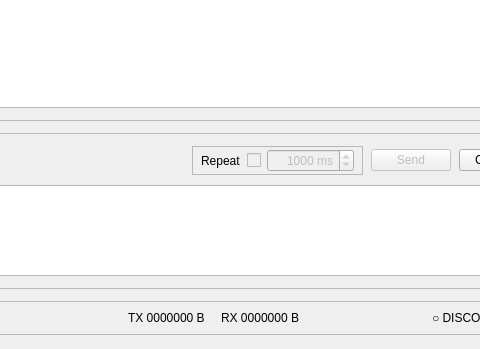
ketoru210/tessera, file gui/mainwindow.ui: the form before one commit; both pictures show x 181 to 661 and y 331 to 680 of the 1000 by 680 pixel window.
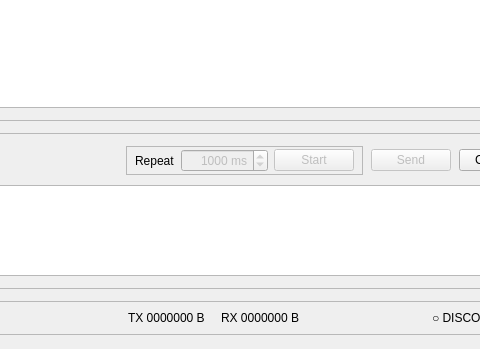
The form after the commit.

Commit message: feat(gui): give repeat its own Start/Stop button, drop the checkbox

Patch:
```diff
--- a/gui/mainwindow.ui
+++ b/gui/mainwindow.ui
@@ -225,16 +225,6 @@
                  </property>
                 </widget>
                </item>
-               <item>
-                <widget class="QCheckBox" name="repeat_enable">
-                 <property name="enabled">
-                  <bool>false</bool>
-                 </property>
-                 <property name="text">
-                  <string/>
-                 </property>
-                </widget>
-               </item>
                <item>
                 <widget class="QSpinBox" name="repeat_interval">
                  <property name="enabled">
@@ -260,6 +250,16 @@
                  </property>
                 </widget>
                </item>
+               <item>
+                <widget class="QPushButton" name="repeat_button">
+                 <property name="enabled">
+                  <bool>false</bool>
+                 </property>
+                 <property name="text">
+                  <string>Start</string>
+                 </property>
+                </widget>
+               </item>
               </layout>
              </widget>
             </item>
```
The commit also changes 2 other files.
